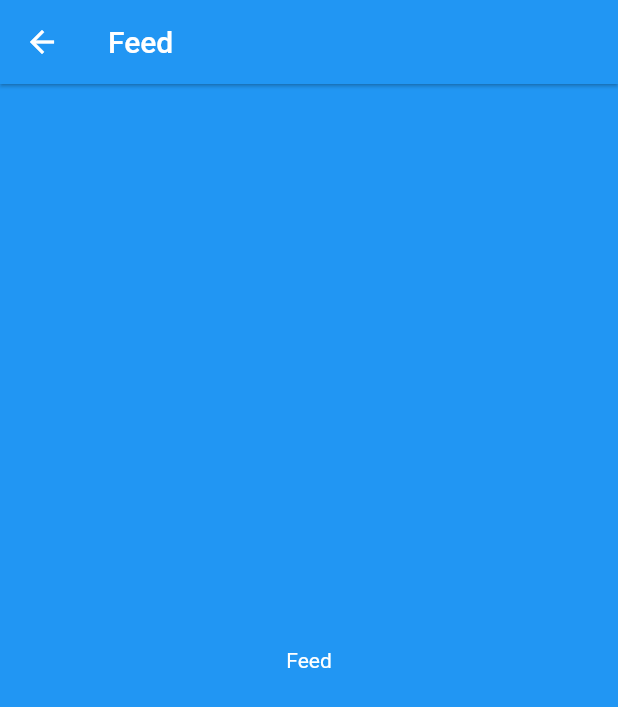
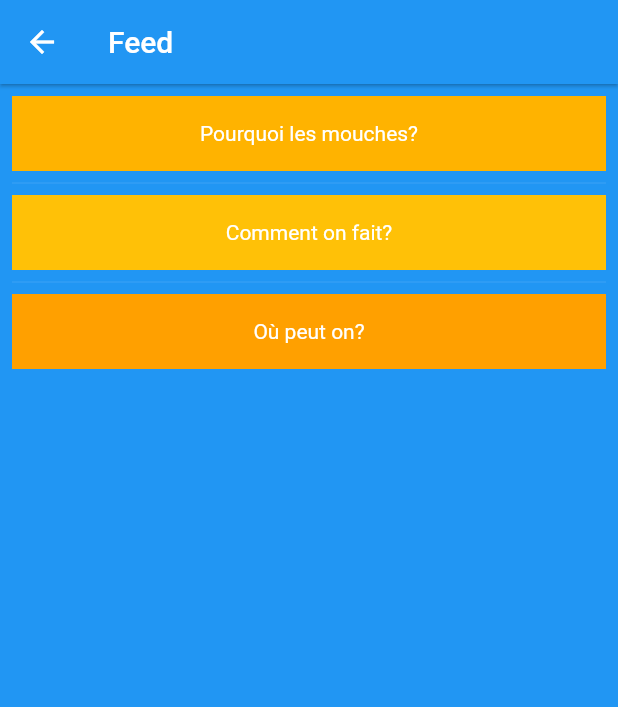
Before and after one commit to Federdispi/ESIASK, a Flutter app: the Feed screen opened directly, on a phone screen of 412 x 824 dp. Shown: the top 707 px of the screen. Run offline on Flutter 3.47's test engine with Material 2 defaults, Android fonts, the phone set to English and light mode, and no system bars.

Commit message:
add ListView in feed tab
With a List<String> for now, but need changes to apply with firebase

```diff
--- a/esiask/lib/main.dart
+++ b/esiask/lib/main.dart
@@ -1,3 +1,5 @@
+import 'package:esiask/pages/application/application.dart';
+import 'package:esiask/pages/auth/complete.dart';
 import 'package:esiask/pages/auth/login.dart';
 import 'package:flutter/material.dart';
 
@@ -17,7 +19,7 @@ class MyApp extends StatelessWidget {
         primaryColor: Colors.white,
         backgroundColor: Colors.blue,
       ),
-      home: const LogIn(),
+      home: const Application(),
     );
   }
 }
--- a/esiask/lib/pages/application/feed.dart
+++ b/esiask/lib/pages/application/feed.dart
@@ -5,6 +5,13 @@ class Feed extends StatelessWidget {
 
   @override
   Widget build(BuildContext context) {
+    final List<String> entries = <String>[
+      'Pourquoi les mouches?',
+      'Comment on fait?',
+      'Où peut on?'
+    ];
+    final List<int> colorCodes = <int>[600, 500, 700];
+
     return Scaffold(
         backgroundColor: Theme.of(context).backgroundColor,
         appBar: AppBar(
@@ -12,9 +19,19 @@ class Feed extends StatelessWidget {
           elevation: 1,
           backgroundColor: Theme.of(context).backgroundColor,
         ),
-      body: const Center(
-        child: Text('Feed'),
-      ),
+        body: ListView.separated(
+          padding: const EdgeInsets.all(8),
+          itemCount: entries.length,
+          itemBuilder: (BuildContext context, int index) {
+            //changer return Container par les questions suivies
+            return Container(
+              height: 50,
+              color: Colors.amber[colorCodes[index]],
+              child: Center(child: Text('${entries[index]}')),
             );
+          },
+          separatorBuilder: (BuildContext context, int index) =>
+              const Divider(),
+        ));
   }
 }
```
Lines whose indentation alone changed are shown as unchanged.
